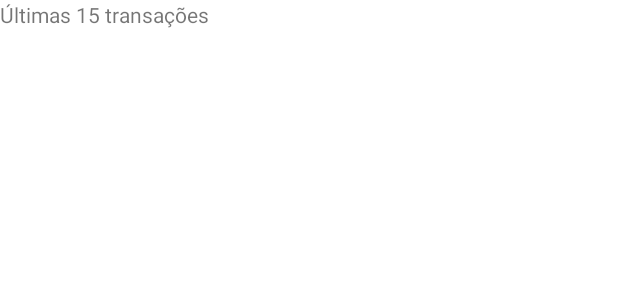
After one commit to carlosmeds/FinApp, an Android app: the layout activity_statement.xml on its own in the app's theme, with its tools: preview values and no code run, on a phone screen of 412 x 824 dp. The commit adds this screen. Shown: the top 300 px of the screen. Run offline under Robolectric (Android 15) with nearby library versions, the phone set to English and light mode, and no system bars.

```diff
--- a/app/src/main/AndroidManifest.xml
+++ b/app/src/main/AndroidManifest.xml
@@ -9,7 +9,8 @@
         android:roundIcon="@mipmap/ic_launcher_round"
         android:supportsRtl="true"
         android:theme="@style/Theme.FinApp">
-        <activity android:name=".activity.SearchTransaction"></activity>
+        <activity android:name=".activity.StatementActivity"></activity>
+        <activity android:name=".activity.SearchTransaction" />
         <activity android:name=".activity.AddTransactionActivity" />
         <activity android:name=".activity.DashboardActivity" />
         <activity
--- a/app/src/main/res/layout/activity_dashboard.xml
+++ b/app/src/main/res/layout/activity_dashboard.xml
@@ -60,6 +60,7 @@
             android:layout_marginStart="16dp"
             android:layout_marginTop="16dp"
             android:layout_marginEnd="8dp"
+            android:onClick="onClickShowStatement"
             android:text="Extrato"
             app:layout_constraintEnd_toStartOf="@+id/buttonSearch"
             app:layout_constraintStart_toStartOf="parent"
--- /dev/null
+++ b/app/src/main/res/layout/activity_statement.xml
@@ -0,0 +1,16 @@
+<?xml version="1.0" encoding="utf-8"?>
+<androidx.constraintlayout.widget.ConstraintLayout xmlns:android="http://schemas.android.com/apk/res/android"
+    xmlns:app="http://schemas.android.com/apk/res-auto"
+    xmlns:tools="http://schemas.android.com/tools"
+    android:layout_width="match_parent"
+    android:layout_height="match_parent"
+    tools:context=".activity.StatementActivity">
+
+    <TextView
+        android:id="@+id/textView3"
+        android:layout_width="wrap_content"
+        android:layout_height="wrap_content"
+        android:text="Últimas 15 transações"
+        tools:layout_editor_absoluteX="117dp"
+        tools:layout_editor_absoluteY="152dp" />
+</androidx.constraintlayout.widget.ConstraintLayout>
```
Also changed, not shown: app/src/main/java/br/ufpr/tads/finapp/activity/AddTransactionActivity.java (+4 -5 lines), app/src/main/java/br/ufpr/tads/finapp/activity/DashboardActivity.java (+8 -4 lines), app/src/main/java/br/ufpr/tads/finapp/activity/SearchTransaction.java (+4 -5 lines), app/src/main/java/br/ufpr/tads/finapp/activity/StatementActivity.java (added, +14 -0 lines), app/src/main/java/br/ufpr/tads/finapp/helper/TransactionDAO.java (+8 -4 lines), app/src/main/java/br/ufpr/tads/finapp/helper/TransactionTypeDAO.java (+12 -2 lines).
